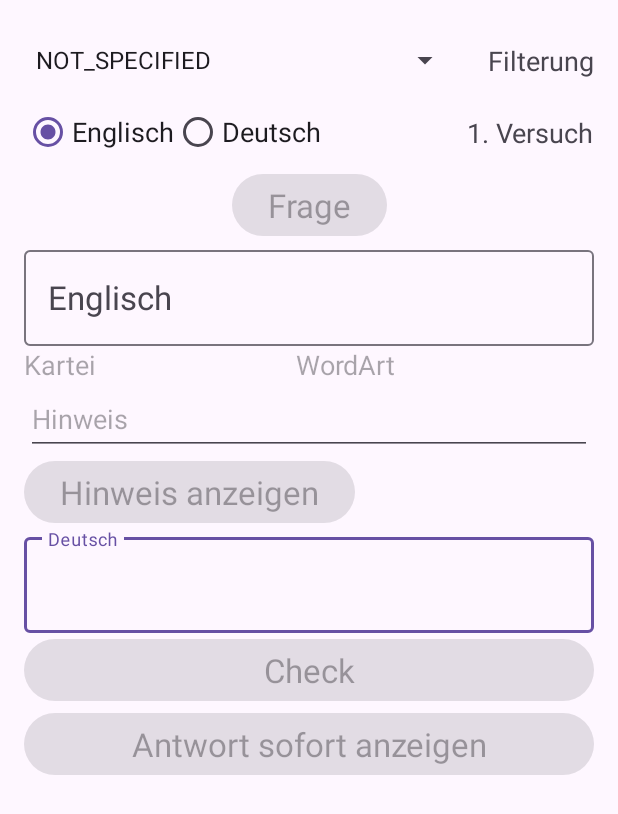
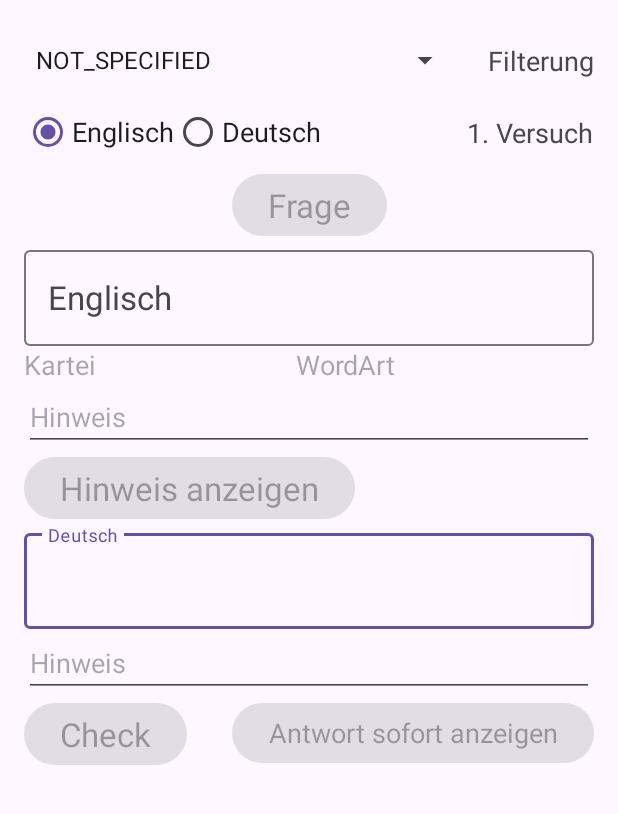
Before and after one commit to KolaSiro/TeachUSelf, an Android app: the screen it shows after launch (AbfragenActivity), after a tap on "Abfragen", on a phone screen of 412 x 824 dp. Shown: the top 814 px of the screen. Run offline under Robolectric (Android 15) with nearby library versions, the phone set to English and light mode, and no system bars.

Commit message:
Wordart 'INFORMAL' added. Display hint2 enhanced to multiline.

```diff
--- a/app/build.gradle.kts
+++ b/app/build.gradle.kts
@@ -4,14 +4,14 @@ plugins {
 
 android {
     namespace = "com.example.tys"
-    compileSdk = 34
+    compileSdk = 35
 
     defaultConfig {
         applicationId = "com.example.tys"
         minSdk = 28
         targetSdk = 34
         versionCode = 1
-        versionName = "1.7.0"
+        versionName = "1.7.1"
 
         testInstrumentationRunner = "androidx.test.runner.AndroidJUnitRunner"
     }
@@ -29,7 +29,7 @@ android {
         sourceCompatibility = JavaVersion.VERSION_11
         targetCompatibility = JavaVersion.VERSION_11
     }
-    buildToolsVersion = "34.0.0"
+    buildToolsVersion = "35.0.0"
 }
 
 dependencies {
--- a/app/src/main/java/com/example/tys/DbConnection.java
+++ b/app/src/main/java/com/example/tys/DbConnection.java
@@ -263,6 +263,10 @@ public class DbConnection extends SQLiteOpenHelper
       Cursor cur = db.rawQuery(sql, null);
 
       int nRowCount = cur.getCount();
+      if (nRowCount < 1)
+      {
+         return  new Daten("[no words available]", "[keine Wörter vorhanden]", "", "no words from wordart", "Keine Wörter in dieser Wortart", -1 );
+      }
       Random rand = new Random();
 
       // Generate random integers in range nRowCount
--- a/app/src/main/java/com/example/tys/MainActivity.java
+++ b/app/src/main/java/com/example/tys/MainActivity.java
@@ -206,6 +206,7 @@ public class MainActivity extends AppCompatActivity
             final String IDIOM = getResources().getStringArray(R.array.wordarten)[5]; // Redewendung
             final String SENTENCE = getResources().getStringArray(R.array.wordarten)[6]; // ganzer oder Teilsatz
             final String ABBREVIATION = getResources().getStringArray(R.array.wordarten)[7]; // Abkuerzung
+            final String INFORMAL = getResources().getStringArray(R.array.wordarten)[8]; // Informal
 
             // Daten fuer Import, damit die DB am Anfang nicht leer ist.
             db.insert(this, new Daten("Hello", "Hallo", NOT_SPECIFIED, "greeting", "Begrüssung", 3));
@@ -235,6 +236,7 @@ public class MainActivity extends AppCompatActivity
             db.insert(this, new Daten("often", "oft" , ADVERB, "", "Wiederholung", 2));
             db.insert(this, new Daten("dayly", "täglich" , ADVERB, "", "Zeitpunkt", 2));
             db.insert(this, new Daten("BMJ", "Britisches Medizin Journal" , ABBREVIATION, "", "Medizin", 2));
+            db.insert(this, new Daten("snout", "Nase, Cigarette, Polizeiinformant, verdeckter Ermittler" , INFORMAL, "", "Slang", 2));
         }
         catch( Exception ex)
         {
@@ -310,9 +312,11 @@ public class MainActivity extends AppCompatActivity
 
             for(int j = 0; j < nAnzahlNeu; j++ )
             {
-                if (datenNeu.get(j).getWort1().equals(datenAlt.get(i).getWort1()))
+                if (datenNeu.get(j).getWort1().equals(datenAlt.get(i).getWort1())
+                        && datenNeu.get(j).getArt().equals(datenAlt.get(i).getArt()))
                 {
-                    // identisch, ist schon vorhanden
+                    // identisch, wort1 mit gleicher Wortart ist schon vorhanden
+                    // d.h. churn gibt es z.B. als Verb und als Noun
                     bIsAlreadyThere = true;
                     ++nAlreadyThere;
                 }
--- a/app/src/main/res/layout/activity_abfragen.xml
+++ b/app/src/main/res/layout/activity_abfragen.xml
@@ -24,28 +24,24 @@
 
     <Button
         android:id="@+id/btnAntwortSofortAnzeigen"
-        android:layout_width="0dp"
+        android:layout_width="wrap_content"
         android:layout_height="wrap_content"
         android:onClick="onAntwortSofortAnzeigen"
         android:text="Antwort sofort anzeigen"
-        android:textAppearance="@style/TextAppearance.AppCompat.Large"
+        android:textAppearance="@style/TextAppearance.AppCompat.Medium"
         app:layout_constraintEnd_toEndOf="parent"
-        app:layout_constraintHorizontal_bias="0.0"
-        app:layout_constraintStart_toStartOf="parent"
-        app:layout_constraintTop_toBottomOf="@+id/btnCheck" />
+        app:layout_constraintTop_toBottomOf="@+id/tvHinweisDeutschAbfrage" />
 
 
     <Button
         android:id="@+id/btnCheck"
-        android:layout_width="0dp"
+        android:layout_width="wrap_content"
         android:layout_height="wrap_content"
         android:onClick="onCheck"
         android:text="Check"
         android:textAppearance="@style/TextAppearance.AppCompat.Large"
-        app:layout_constraintEnd_toEndOf="parent"
-        app:layout_constraintHorizontal_bias="0.0"
         app:layout_constraintStart_toStartOf="parent"
-        app:layout_constraintTop_toBottomOf="@+id/edAntwortLayout" />
+        app:layout_constraintTop_toBottomOf="@+id/tvHinweisDeutschAbfrage" />
 
 
     <Button
@@ -81,8 +77,8 @@
 
     <EditText
         android:id="@+id/tvFrageHinweis"
-        android:layout_width="377dp"
-        android:layout_height="48dp"
+        android:layout_width="0dp"
+        android:layout_height="wrap_content"
         android:hint="Hinweis"
         android:inputType="textMultiLine"
         android:textAppearance="@style/TextAppearance.AppCompat.Medium"
@@ -215,5 +211,15 @@
         app:layout_constraintStart_toEndOf="@+id/btnHinweisAnzeigen"
         app:layout_constraintTop_toBottomOf="@+id/tvFrageHinweis" />
 
+    <EditText
+        android:id="@+id/tvHinweisDeutschAbfrage"
+        android:layout_width="0dp"
+        android:layout_height="wrap_content"
+        android:hint="Hinweis"
+        android:inputType="textMultiLine"
+        app:layout_constraintEnd_toEndOf="parent"
+        app:layout_constraintStart_toStartOf="parent"
+        app:layout_constraintTop_toBottomOf="@+id/edAntwortLayout" />
+
 
 </androidx.constraintlayout.widget.ConstraintLayout>
--- a/app/src/main/res/values/arrays.xml
+++ b/app/src/main/res/values/arrays.xml
@@ -9,6 +9,7 @@
     <item>IDIOM</item>
     <item>SENTENCE</item>
     <item>ABBREVIATION</item>
+    <item>INFORMAL</item>
 
 </string-array>
 
@@ -25,6 +26,7 @@
         <item>ADVERB ASC</item>
         <item>SENTENCE ASC</item>
         <item>ABBREVIATION ASC</item>
+        <item>INFORMAL ASC</item>
         <item>Englisch ist leer ASC</item>
 
     </array>
@@ -42,6 +44,7 @@
         <item>" WHERE wordart = 'ADVERB' ORDER BY wort1 COLLATE NOCASE ASC"</item>
         <item>" WHERE wordart = 'SENTENCE' ORDER BY wort1 COLLATE NOCASE ASC"</item>
         <item>" WHERE wordart = 'ABBREVIATION' ORDER BY wort1 COLLATE NOCASE ASC"</item>
+        <item>" WHERE wordart = 'INFORMAL' ORDER BY wort1 COLLATE NOCASE ASC"</item>
         <item>" WHERE wort1 = '' ORDER BY id ASC"</item>
     </string-array>
 </resources>
--- a/gradle/libs.versions.toml
+++ b/gradle/libs.versions.toml
@@ -1,11 +1,11 @@
 [versions]
-agp = "8.7.3"
+agp = "8.8.0"
 junit = "4.13.2"
 junitVersion = "1.2.1"
 espressoCore = "3.6.1"
 appcompat = "1.7.0"
 material = "1.12.0"
-activity = "1.9.3"
+activity = "1.10.0"
 constraintlayout = "2.2.0"
 
 [libraries]
```
Also changed, not shown: app/src/main/java/com/example/tys/AbfragenActivity.java (+9 -18 lines), app/src/main/res/layout/activity_erfassen.xml (+4 -5 lines), gradle/wrapper/gradle-wrapper.properties.
